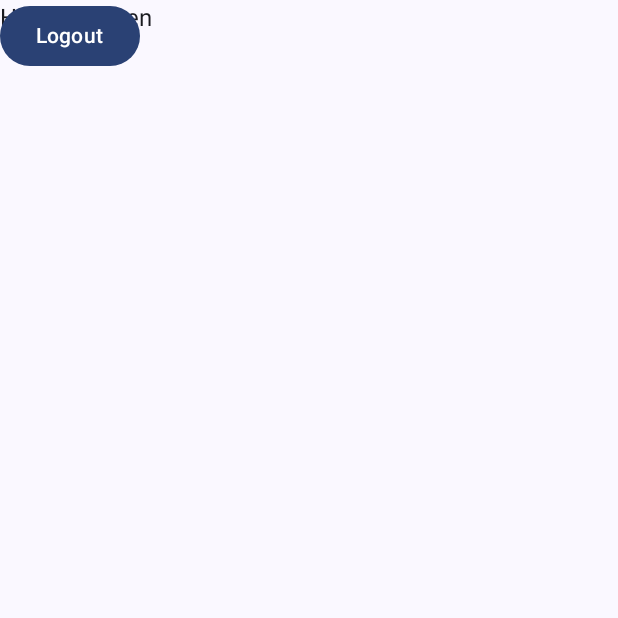
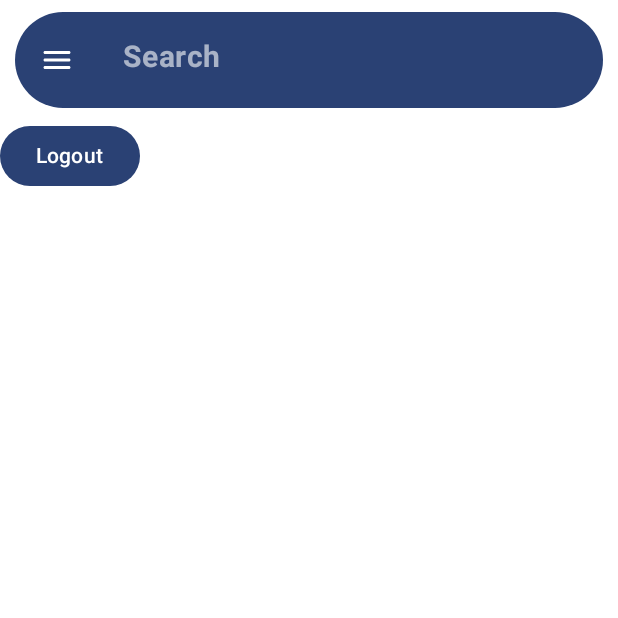
Before and after one commit to Satyam12singh/NSAAI_, an Android app built with Jetpack Compose: the HomeScreen screen opened through its navigation route, on a phone screen of 412 x 824 dp, the top half of it. Run offline under Robolectric (Android 15) with nearby library versions, the phone set to English and light mode, and no system bars; our stand-ins replace Firebase (no records; nobody signed in at launch, a user with empty details on screens opened directly).

Commit message:
Commit 2

```diff
--- a/app/src/main/java/com/example/nsaai/Screens/HomeScreen.kt
+++ b/app/src/main/java/com/example/nsaai/Screens/HomeScreen.kt
@@ -1,20 +1,80 @@
 package com.example.nsaai.Screens
 
+import androidx.compose.foundation.background
+import androidx.compose.foundation.layout.Column
+import androidx.compose.foundation.layout.Spacer
+import androidx.compose.foundation.layout.fillMaxHeight
+import androidx.compose.foundation.layout.fillMaxSize
+import androidx.compose.foundation.layout.height
+import androidx.compose.foundation.layout.padding
+import androidx.compose.foundation.layout.width
+import androidx.compose.material.Scaffold
+import androidx.compose.material.icons.Icons
+import androidx.compose.material.icons.rounded.AccountCircle
+import androidx.compose.material.icons.rounded.Email
+import androidx.compose.material.icons.rounded.Notifications
+import androidx.compose.material3.rememberDrawerState
+
 import androidx.compose.material3.Button
+import androidx.compose.material3.DrawerValue
+import androidx.compose.material3.HorizontalDivider
+import androidx.compose.material3.Icon
+import androidx.compose.material3.MaterialTheme
+import androidx.compose.material3.ModalNavigationDrawer
+import androidx.compose.material3.NavigationDrawerItem
 import androidx.compose.material3.Text
 import androidx.compose.runtime.Composable
+import androidx.compose.runtime.getValue
+import androidx.compose.runtime.mutableStateOf
+import androidx.compose.runtime.remember
+import androidx.compose.runtime.rememberCoroutineScope
+import androidx.compose.runtime.setValue
 import androidx.compose.ui.Modifier
+import androidx.compose.ui.unit.dp
+import androidx.compose.ui.unit.sp
 import androidx.navigation.NavController
 import com.example.nsaai.ViewModels.AuthViewModel
 import com.google.firebase.auth.FirebaseAuth
+import kotlinx.coroutines.launch
 
 @Composable
 fun HomeScreen(modifier: Modifier = Modifier,
                viewModel: AuthViewModel,
                navController: NavController,
+
+               ) {
+    var searchText by remember { mutableStateOf("") }
+
+    val drawerState = rememberDrawerState(
+        initialValue = DrawerValue.Closed
+    )
+    val scope= rememberCoroutineScope()
+    ModalNavigationDrawer(drawerState = drawerState,
+        drawerContent = {
+            DrawerContent()
+        }
     ) {
 
-    Text("Home Screen")
+        Scaffold(
+            topBar = {
+                TopBar(
+                    searchText = searchText,
+                    onSearchTextChanged = {
+                        searchText = it
+                    },
+                    onOpenDrawer = {
+                        scope.launch {
+                            drawerState.open()
+                        }
+                    }
+                )
+            }
+
+        ) { paddingValues->
+
+            Column(modifier= Modifier
+                .fillMaxSize()
+                .padding(paddingValues)) {
                 Button(
                     onClick = {
                         viewModel.logout()
@@ -25,5 +85,58 @@ fun HomeScreen(modifier: Modifier = Modifier,
                 ) {
                     Text("Logout")
                 }
+            }
 
         }
+
+    }
+
+
+
+
+
+
+}
+
+@Composable
+fun DrawerContent(modifier: Modifier = Modifier) {
+    Column(
+        modifier = Modifier
+
+            .fillMaxHeight() // Occupy only height
+            .width(300.dp) // Limit the drawer width
+    ) { Text("Scaffold And TopBar",
+        modifier= Modifier.padding(16.dp),
+        fontSize = 24.sp)
+        HorizontalDivider()
+        Spacer(modifier=Modifier.height(16.dp))
+        NavigationDrawerItem(
+            icon = { Icon(imageVector = Icons.Rounded.AccountCircle, contentDescription = null) },
+            label = { Text("Account") },
+            selected = false,
+            onClick = {
+
+            }
+        )
+        Spacer(modifier=Modifier.height(16.dp))
+        NavigationDrawerItem(
+            icon = { Icon(imageVector = Icons.Rounded.Notifications, contentDescription = null) },
+            label = { Text("Notification") },
+            selected = false,
+            onClick = {
+
+            }
+        )
+        Spacer(modifier=Modifier.height(16.dp))
+        NavigationDrawerItem(
+            icon = { Icon(imageVector = Icons.Rounded.Email, contentDescription = null) },
+            label = { Text("InBox") },
+            selected = false,
+            onClick = {
+
+            }
+        ) }
+
+
+
+}
--- /dev/null
+++ b/app/src/main/java/com/example/nsaai/Screens/TopBar.kt
@@ -0,0 +1,90 @@
+package com.example.nsaai.Screens
+
+import androidx.compose.foundation.background
+import androidx.compose.foundation.clickable
+import androidx.compose.foundation.layout.Row
+import androidx.compose.foundation.layout.fillMaxWidth
+import androidx.compose.foundation.layout.padding
+import androidx.compose.foundation.shape.RoundedCornerShape
+import androidx.compose.material.icons.Icons
+import androidx.compose.material.icons.filled.Menu
+import androidx.compose.material.icons.filled.Search
+import androidx.compose.material.icons.rounded.Menu
+import androidx.compose.material.icons.rounded.Search
+import androidx.compose.material3.ExperimentalMaterial3Api
+import androidx.compose.material3.Icon
+import androidx.compose.material3.IconButton
+import androidx.compose.material3.MaterialTheme
+import androidx.compose.material3.Text
+import androidx.compose.material3.TextField
+import androidx.compose.material3.TextFieldColors
+import androidx.compose.material3.TextFieldDefaults
+import androidx.compose.material3.TopAppBar
+import androidx.compose.material3.TopAppBarDefaults
+import androidx.compose.runtime.Composable
+import androidx.compose.ui.Modifier
+import androidx.compose.ui.draw.clip
+import androidx.compose.ui.graphics.Color
+import androidx.compose.ui.text.font.FontWeight
+import androidx.compose.ui.tooling.preview.Preview
+import androidx.compose.ui.unit.dp
+import androidx.compose.ui.unit.sp
+
+@OptIn(ExperimentalMaterial3Api::class)
+@Composable
+fun TopBar(onOpenDrawer: () -> Unit,
+    modifier: Modifier = Modifier,
+    searchText: String,
+    onSearchTextChanged: (String) -> Unit
+) {
+    TopAppBar(
+        modifier = Modifier
+            .fillMaxWidth()
+            .padding(horizontal = 10.dp, vertical = 8.dp)
+            .clip(RoundedCornerShape(100.dp)),
+        colors = TopAppBarDefaults.topAppBarColors(
+            containerColor = MaterialTheme.colorScheme.primary
+        ),
+        title = {
+            TextField(
+                value = searchText,
+                onValueChange = onSearchTextChanged,
+                modifier = Modifier.fillMaxWidth(),
+                placeholder = {
+                    Text(text = "Search ", color = MaterialTheme.colorScheme.onPrimary.copy(alpha = 0.6f),
+                        fontWeight = FontWeight.Bold,
+                        fontSize = 20.sp)
+                },
+                colors = TextFieldDefaults.textFieldColors(
+                    containerColor = Color.Transparent, // No background
+                    focusedTextColor = Color.Black, // Text color when focused
+                    unfocusedTextColor = Color.Transparent, // Text color
+                    cursorColor = Color.Black, // Cursor color
+                    focusedIndicatorColor = Color.Transparent, // No underline
+                    unfocusedIndicatorColor = Color.Transparent // No underline
+                )
+            )
+        },
+        navigationIcon = {
+            Row { IconButton(onClick = { onOpenDrawer()}) {
+                Icon(
+                    imageVector = Icons.Rounded.Menu,
+                    contentDescription = "Menu Icon",
+                    tint = MaterialTheme.colorScheme.onPrimary
+                )
+            }
+//                IconButton(onClick = { /* Handle navigation icon click */ }) {
+//                    Icon(
+//                        imageVector = Icons.Rounded.Search,
+//                        contentDescription = "Search Icon",
+//                        tint = MaterialTheme.colorScheme.onPrimary
+//                    )
+//                }
+            }
+
+        },
+        actions = {
+
+        }
+    )
+}
--- a/app/src/main/java/com/example/nsaai/Screens/SignUpScreen.kt
+++ b/app/src/main/java/com/example/nsaai/authscreens/SignUpScreen.kt
@@ -1,4 +1,4 @@
-package com.example.nsaai.Screens
+package com.example.nsaai.authscreens
 
 import android.annotation.SuppressLint
 import android.util.Log
@@ -40,7 +40,6 @@ import com.example.nsaai.Navigation.Screens
 import com.example.nsaai.R
 import com.example.nsaai.ViewModels.AuthState
 import com.example.nsaai.ViewModels.AuthViewModel
-import com.example.nsaai.ViewModels.SignUpViewModel
 import com.example.nsaai.signinOptions
 import com.google.firebase.auth.FirebaseAuth
 
--- a/app/src/main/java/com/example/nsaai/Screens/SigninScreen.kt
+++ b/app/src/main/java/com/example/nsaai/authscreens/SigninScreen.kt
@@ -1,7 +1,6 @@
-package com.example.nsaai.Screens
+package com.example.nsaai.authscreens
 
 import android.annotation.SuppressLint
-import android.content.Context
 import android.util.Log
 import android.widget.Toast
 import androidx.compose.animation.AnimatedVisibility
@@ -28,7 +27,6 @@ import androidx.compose.ui.Alignment
 import androidx.compose.ui.Modifier
 import androidx.compose.ui.draw.clip
 import androidx.compose.ui.graphics.Color
-import androidx.compose.ui.graphics.RectangleShape
 import androidx.compose.ui.res.painterResource
 import androidx.compose.ui.tooling.preview.Preview
 import androidx.compose.ui.unit.dp
@@ -44,7 +42,6 @@ import androidx.navigation.compose.rememberNavController
 import com.example.nsaai.Navigation.Screens
 import com.example.nsaai.ViewModels.AuthState
 import com.example.nsaai.ViewModels.AuthViewModel
-import com.google.firebase.auth.FirebaseAuth
 
 
 @OptIn(ExperimentalMaterial3Api::class)
```
Also changed, not shown: app/build.gradle.kts (+7 -0 lines), app/src/main/java/com/example/nsaai/Navigation/Navigation.kt (+3 -5 lines), app/src/main/java/com/example/nsaai/ViewModels/HomeViewModel.kt (added, +7 -0 lines), app/src/main/java/com/example/nsaai/ViewModels/SignUpViewModel.kt (deleted, +0 -32 lines), app/src/main/java/com/example/nsaai/ViewModels/SignViewModel.kt (deleted, +0 -25 lines), app/src/main/java/com/example/nsaai/authscreens/LoginScreen.kt (renamed from app/src/main/java/com/example/nsaai/Screens/LoginScreen.kt, +1 -6 lines), app/src/main/java/com/example/nsaai/data/MovieData.kt (added, +8 -0 lines), app/src/main/java/com/example/nsaai/data/Result.kt (added, +18 -0 lines). Lines whose indentation alone changed are shown as unchanged.
